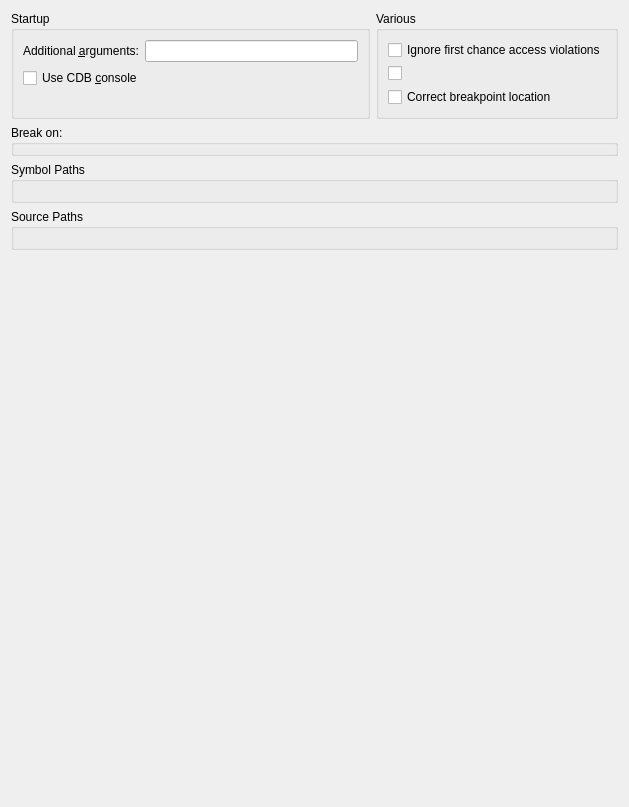
This is src/plugins/debugger/cdb/cdboptionspagewidget.ui in qt-creator/qt-creator as Qt 5 draws it before an edit. The edited form follows.
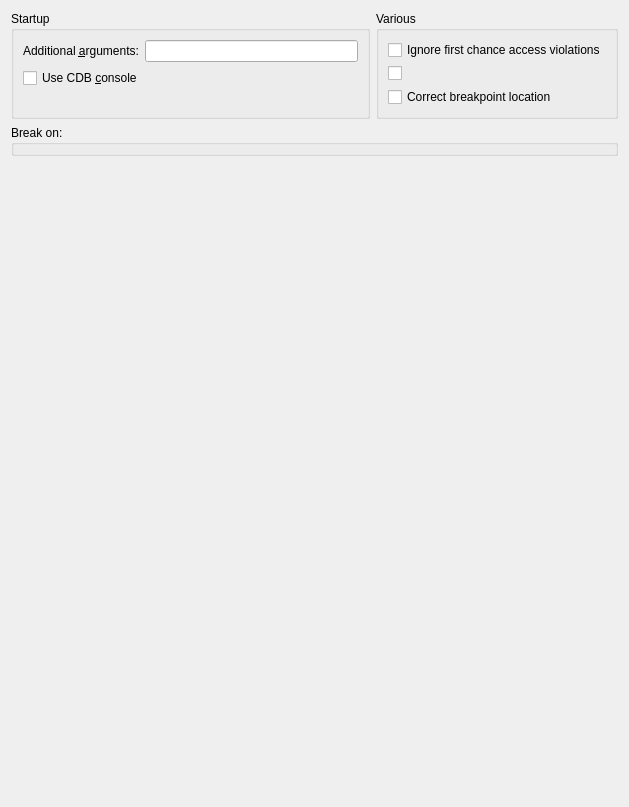
This is the edited form.

Commit message: Debugger: Add options page for cdb paths.

Diff of the .ui file:
```diff
--- a/src/plugins/debugger/cdb/cdboptionspagewidget.ui
+++ b/src/plugins/debugger/cdb/cdboptionspagewidget.ui
@@ -96,22 +96,6 @@
      </item>
     </layout>
    </item>
-   <item>
-    <widget class="QGroupBox" name="symbolPathsGroupBox">
-     <property name="title">
-      <string>Symbol Paths</string>
-     </property>
-     <layout class="QGridLayout" name="gridLayout_3"/>
-    </widget>
-   </item>
-   <item>
-    <widget class="QGroupBox" name="sourcePathsGroupBox">
-     <property name="title">
-      <string>Source Paths</string>
-     </property>
-     <layout class="QGridLayout" name="gridLayout_4"/>
-    </widget>
-   </item>
    <item>
     <spacer name="verticalSpacer">
      <property name="orientation">
```
The commit also changes 12 other files.
